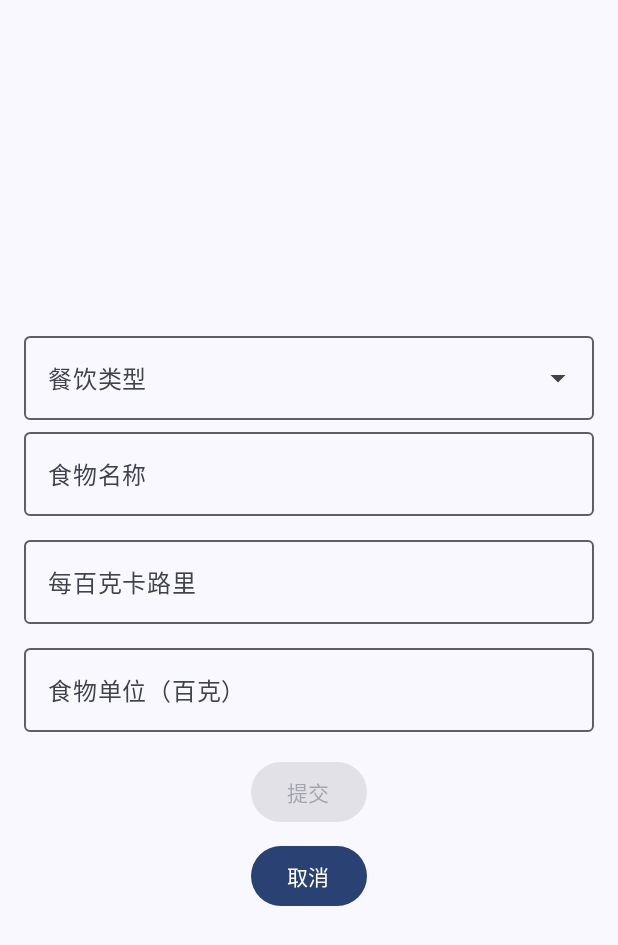
After one commit to zwldarren/CS125_Group50, an Android app built with Jetpack Compose: the DietInputScreen screen opened through its navigation route, on a phone screen of 412 x 824 dp. The commit adds this screen. Shown: the top 945 px of the screen. Run offline under Robolectric (Android 15) with nearby library versions, the phone set to English and light mode, and no system bars; our stand-ins replace Firebase (no records; nobody signed in at launch, a user with empty details on screens opened directly).

Commit message:
1. add DietInputScreen and DietInputViewModel for user input diet information. 2. change AppNavigation for page change 3. add button DashBoardScreen for open DietInputScreen

```diff
--- a/app/src/main/java/com/cs125/group50/nav/AppNavigation.kt
+++ b/app/src/main/java/com/cs125/group50/nav/AppNavigation.kt
@@ -9,6 +9,7 @@ import com.cs125.group50.screens.DashboardScreen
 import com.cs125.group50.screens.LoginScreen
 import com.cs125.group50.screens.UserInfoInputScreen
 import com.google.firebase.auth.FirebaseAuth
+import com.cs125.group50.screens.DietInputScreen
 
 @Composable
 fun AppNavigation(navController: NavHostController, isUserLoggedIn: Boolean) {
@@ -31,5 +32,14 @@ fun AppNavigation(navController: NavHostController, isUserLoggedIn: Boolean) {
                 // 处理未登录或用户ID为空的情况
             }
         }
+
+        // 输入饮食的界面
+        composable("dietInput") {
+            if (userId.isNotEmpty()) {
+                DietInputScreen(navController)
+            } else {
+                // 处理未登录或用户ID为空的情况
+            }
+        }
     }
 }
--- a/app/src/main/java/com/cs125/group50/screens/DashboardScreen.kt
+++ b/app/src/main/java/com/cs125/group50/screens/DashboardScreen.kt
@@ -43,6 +43,14 @@ fun DashboardScreen(navController: NavHostController, context: Context) {
         Spacer(modifier = Modifier.height(8.dp))
 
         Button(onClick = {
+            navController.navigate("dietInput")
+        }) {
+            Text("Diet Input")
+        }
+
+        Spacer(modifier = Modifier.height(8.dp))
+
+        Button(onClick = {
             FirebaseAuth.getInstance().signOut()
             navController.navigate("login") {
                 popUpTo("login") { inclusive = true }
--- /dev/null
+++ b/app/src/main/java/com/cs125/group50/screens/DietInputScreen.kt
@@ -0,0 +1,117 @@
+package com.cs125.group50.screens
+
+import android.content.Context
+import android.widget.Toast
+import androidx.compose.foundation.layout.*
+import androidx.compose.material3.*
+import androidx.compose.runtime.*
+import androidx.compose.ui.Alignment
+import androidx.compose.ui.Modifier
+import androidx.compose.ui.platform.LocalContext
+import androidx.compose.foundation.text.KeyboardOptions
+import androidx.compose.ui.text.input.KeyboardType
+import androidx.compose.ui.unit.dp
+import androidx.navigation.NavHostController
+import androidx.compose.material.icons.Icons
+import androidx.compose.material.icons.filled.ArrowDropDown
+import androidx.compose.foundation.clickable
+import androidx.lifecycle.viewmodel.compose.viewModel
+import com.cs125.group50.viewmodel.DietInputViewModel
+
+// 目前先用中文方便检查，后续修改为英文
+@Composable
+fun DietInputScreen(navController: NavHostController) {
+    val context = LocalContext.current
+    var mealType by remember { mutableStateOf("") }
+    var foodName by remember { mutableStateOf("") }
+    var caloriesPerHundredGrams by remember { mutableStateOf("") }
+    var foodAmount by remember { mutableStateOf("") }
+    val mealTypes = listOf("早餐", "午餐", "晚餐", "其他")
+    var expanded by remember { mutableStateOf(false) }
+    val viewModel: DietInputViewModel = viewModel()
+
+
+    Column(
+        modifier = Modifier
+            .fillMaxSize()
+            .padding(16.dp),
+        verticalArrangement = Arrangement.Center,
+        horizontalAlignment = Alignment.CenterHorizontally
+    ) {
+        Box {
+            OutlinedTextField(
+                value = mealType,
+                onValueChange = { /* ReadOnly */ },
+                label = { Text("餐饮类型") },
+                readOnly = true,
+                trailingIcon = {
+                    Icon(Icons.Default.ArrowDropDown, contentDescription = "dropdown", Modifier.clickable { expanded = !expanded })
+                },
+                modifier = Modifier.fillMaxWidth()
+            )
+            DropdownMenu(
+                expanded = expanded,
+                onDismissRequest = { expanded = false },
+                modifier = Modifier.fillMaxWidth() // 确保 DropdownMenu 和 TextField 宽度一致
+            ) {
+                mealTypes.forEach { selectionOption ->
+                    DropdownMenuItem(
+                        text = { Text(selectionOption) },
+                        onClick = {
+                            mealType = selectionOption
+                            expanded = false
+                        }
+                    )
+                }
+            }
+        }
+
+        OutlinedTextField(
+            value = foodName,
+            onValueChange = { foodName = it },
+            label = { Text("食物名称") },
+            modifier = Modifier.fillMaxWidth()
+        )
+        Spacer(modifier = Modifier.height(8.dp))
+
+        OutlinedTextField(
+            value = caloriesPerHundredGrams,
+            onValueChange = { caloriesPerHundredGrams = it },
+            label = { Text("每百克卡路里") },
+            modifier = Modifier.fillMaxWidth(),
+            keyboardOptions = KeyboardOptions(keyboardType = KeyboardType.Number)
+        )
+        Spacer(modifier = Modifier.height(8.dp))
+
+        OutlinedTextField(
+            value = foodAmount,
+            onValueChange = { foodAmount = it },
+            label = { Text("食物单位（百克）") },
+            modifier = Modifier.fillMaxWidth(),
+            keyboardOptions = KeyboardOptions(keyboardType = KeyboardType.Number)
+        )
+        Spacer(modifier = Modifier.height(16.dp))
+
+        Button(
+            onClick = {
+                // 调用ViewModel来显示饮食信息，后续确定饮食相关的数据库结构后会修改成提示输入成功
+                viewModel.showDietInfo(mealType, foodName, caloriesPerHundredGrams, foodAmount) { info ->
+                    Toast.makeText(context, info, Toast.LENGTH_LONG).show()
+                }
+            },
+            // 检查所有字段是否填写
+            enabled = mealType.isNotEmpty() && foodName.isNotEmpty() && caloriesPerHundredGrams.isNotEmpty() && foodAmount.isNotEmpty()
+        ) {
+            Text("提交")
+        }
+
+        Spacer(modifier = Modifier.height(8.dp))
+
+        // 添加取消按钮，用于返回上一个界面
+        Button(onClick = {
+            navController.popBackStack()
+        }) {
+            Text("取消")
+        }
+    }
+}
--- /dev/null
+++ b/app/src/main/java/com/cs125/group50/viewmodel/DietInputViewModel.kt
@@ -0,0 +1,14 @@
+package com.cs125.group50.viewmodel
+
+import androidx.lifecycle.ViewModel
+import androidx.lifecycle.viewModelScope
+import kotlinx.coroutines.launch
+
+class DietInputViewModel : ViewModel() {
+    fun showDietInfo(mealType: String, foodName: String, caloriesPerHundredGrams: String, foodAmount: String, onInfoShown: (String) -> Unit) {
+        viewModelScope.launch {
+            val info = "您选择的是：$mealType, 食物名称：$foodName, 每百克卡路里：$caloriesPerHundredGrams, 食物单位：$foodAmount 百克"
+            onInfoShown(info)
+        }
+    }
+}
```
